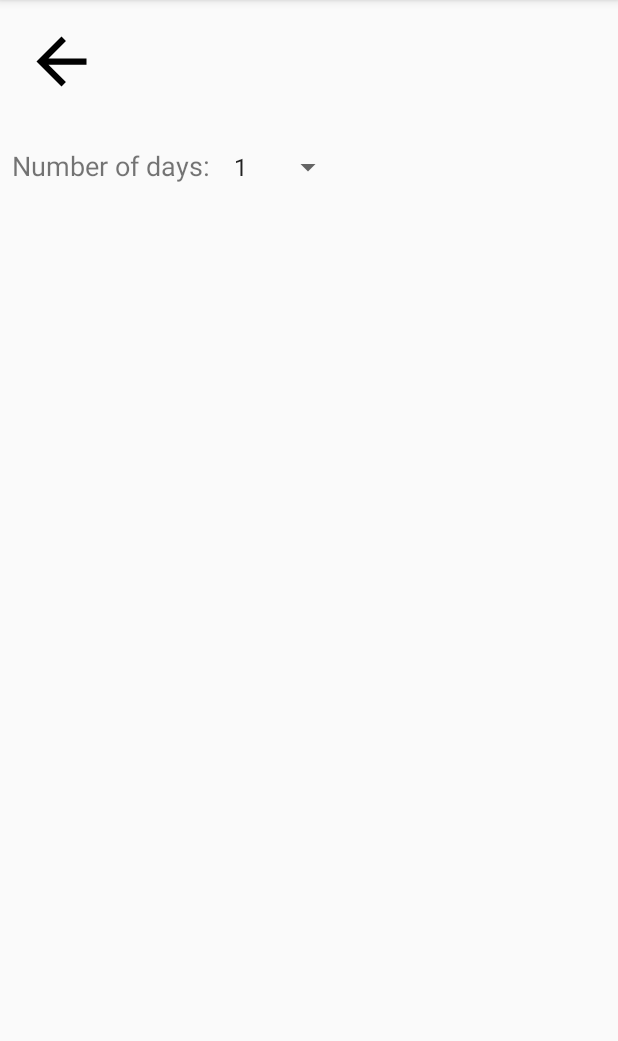
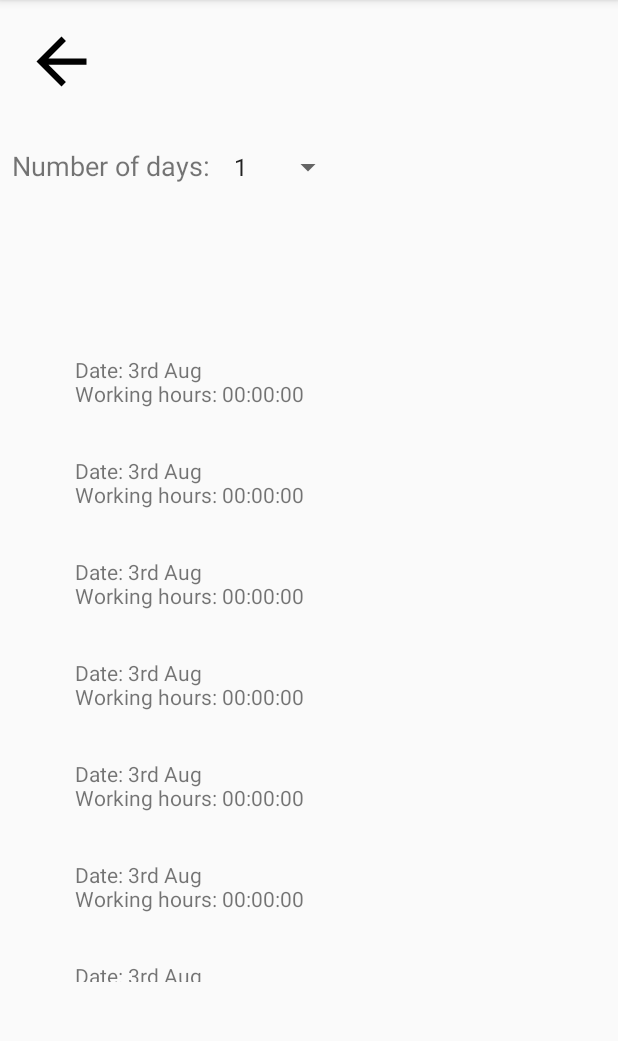
Before and after one commit to EricSumStu/August19, an Android app: the Report screen opened directly, with no data from a screen before it, on a phone screen of 412 x 824 dp, the part 84-1125 px from its top. Run offline under Robolectric (Android 15) with nearby library versions, the phone set to English and light mode, and no system bars.

Commit message:
Start of textviews

```diff
--- a/TrackMyHours/app/src/main/java/com/example/trackmyhours/Report.java
+++ b/TrackMyHours/app/src/main/java/com/example/trackmyhours/Report.java
@@ -5,6 +5,8 @@ import androidx.appcompat.app.AppCompatActivity;
 import android.content.Intent;
 import android.os.Bundle;
 import android.view.View;
+import android.widget.LinearLayout;
+import android.widget.TextView;
 
 public class Report extends AppCompatActivity {
 
@@ -13,6 +15,25 @@ public class Report extends AppCompatActivity {
     protected void onCreate(Bundle savedInstanceState) {
         super.onCreate(savedInstanceState);
         setContentView(R.layout.activity_report);
+
+        final int N = 10; // total number of textviews to add
+
+        final TextView[] myTextViews = new TextView[N]; // create an empty array;
+        LinearLayout linearLayout = (LinearLayout) findViewById(R.id.linearLayout);
+
+        for (int i = 0; i < N; i++) {
+            // create a new textview
+            final TextView rowTextView = new TextView(this);
+
+            // set some properties of rowTextView or something
+            rowTextView.setText("Date: 3rd Aug\n" + "Working hours: " + "00:00:00\n\n");
+
+            // add the textview to the linearlayout
+            linearLayout.addView(rowTextView);
+
+            // save a reference to the textview for later
+            myTextViews[i] = rowTextView;
+        }
     }
 
     public void goToMainActivity (View view){
--- a/TrackMyHours/app/src/main/res/layout/activity_report.xml
+++ b/TrackMyHours/app/src/main/res/layout/activity_report.xml
@@ -42,8 +42,24 @@
         android:layout_marginStart="8dp"
         android:layout_marginLeft="8dp"
         android:layout_marginTop="32dp"
-        android:text="Number of days:"
+        android:text="@string/noOfDays"
         android:textSize="18sp"
         app:layout_constraintStart_toStartOf="parent"
         app:layout_constraintTop_toBottomOf="@+id/button2" />
+
+    <LinearLayout
+        android:id="@+id/linearLayout"
+        android:layout_width="312dp"
+        android:layout_height="418dp"
+        android:layout_marginStart="8dp"
+        android:layout_marginLeft="8dp"
+        android:layout_marginTop="8dp"
+        android:layout_marginEnd="8dp"
+        android:layout_marginRight="8dp"
+        android:layout_marginBottom="8dp"
+        android:orientation="vertical"
+        app:layout_constraintBottom_toBottomOf="parent"
+        app:layout_constraintEnd_toEndOf="parent"
+        app:layout_constraintStart_toStartOf="parent"
+        app:layout_constraintTop_toBottomOf="@+id/spinner2"/>
 </androidx.constraintlayout.widget.ConstraintLayout>
--- a/TrackMyHours/app/src/main/res/values/strings.xml
+++ b/TrackMyHours/app/src/main/res/values/strings.xml
@@ -2,6 +2,8 @@
     <string name="app_name">TrackMyHours</string>
     <string name="StartButtonText">Start Timer</string>
     <string name="finish_work_text">Finish Work and Reset</string>
+    <string name="noOfDays">Number of days:</string>
+    <string name="workingHours"><u>Working hours</u></string>
 
         <string name="day_prompt">Number of days</string>
 
```
